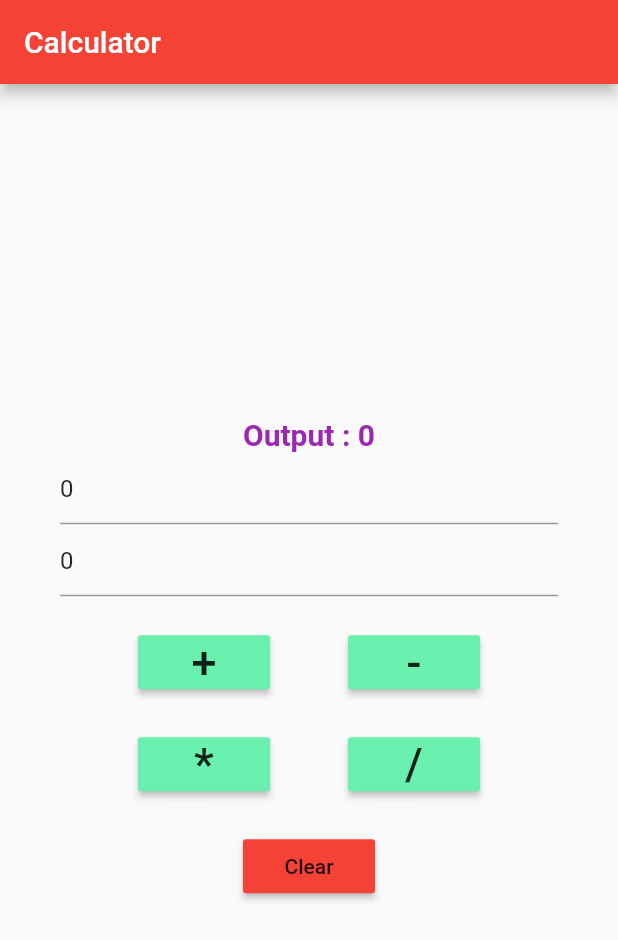
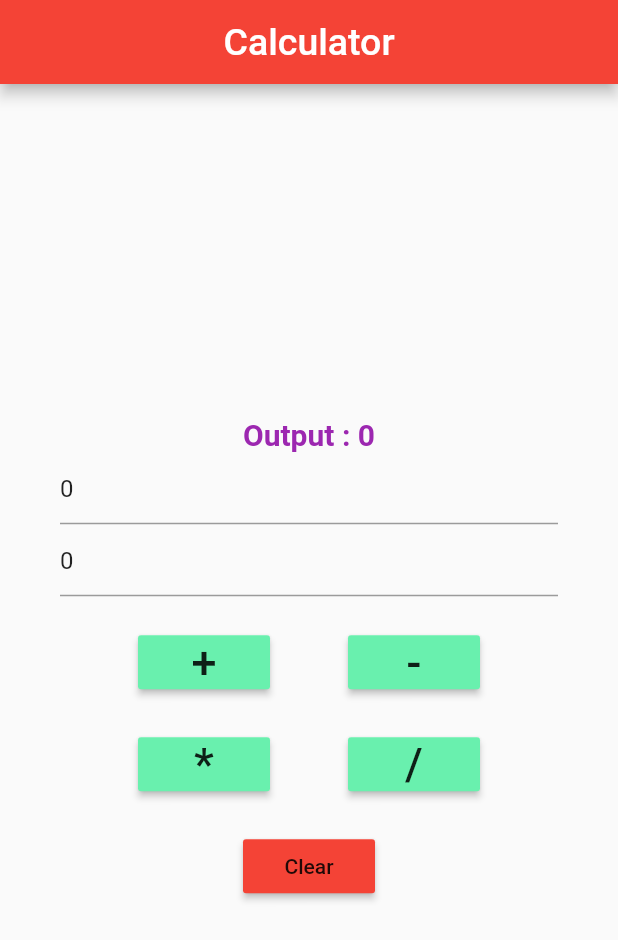
Before and after one commit to pawan-kumar9/Calculator, a Flutter app: the screen it shows after launch, on a phone screen of 412 x 824 dp. Shown: the top 940 px of the screen. Run offline on Flutter 3.47's test engine with Material 2 defaults, Android fonts, the phone set to English and light mode, and no system bars.

Commit message:
new updates

```diff
--- a/lib/home_page.dart
+++ b/lib/home_page.dart
@@ -56,7 +56,11 @@ class HomePageState extends State<HomePage> {
   Widget build(BuildContext context) {
     return new Scaffold(
       appBar: new AppBar(
-        title: new Text("Calculator"),
+        title: Center(
+            child: new Text(
+          "Calculator",
+          style: TextStyle(fontSize: 25.0),
+        )),
       ),
       body: new Container(
         padding: const EdgeInsets.all(40.0),
```
